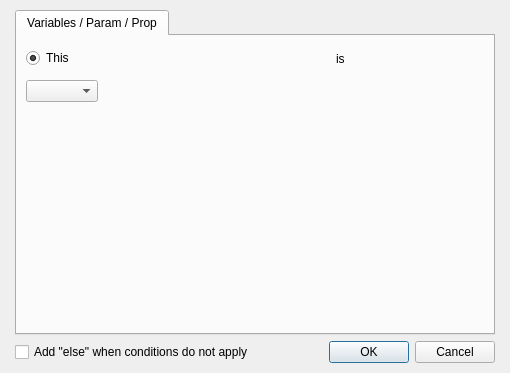
This is Editor/Dialogs/Commands/dialogcommandconditions.ui in RPG-Paper-Maker/RPG-Paper-Maker as Qt 5 draws it before an edit. The edited form follows.
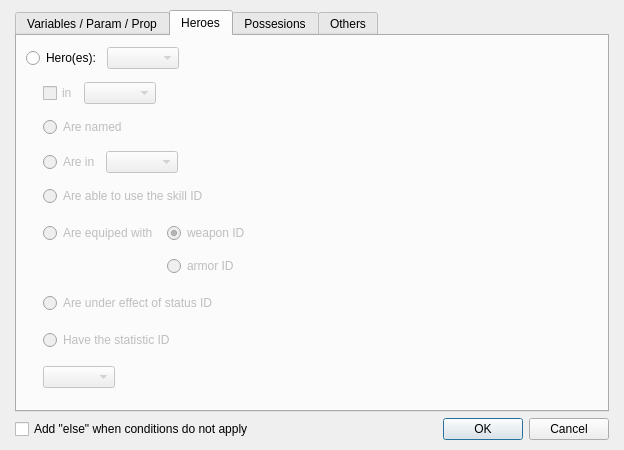
This is the edited form. The open tabs and pages were chosen to show the change. Custom widgets are drawn as their Qt base class.

Commit message: [WIP] Command conditions: heroes

```diff
--- a/Editor/Dialogs/Commands/dialogcommandconditions.ui
+++ b/Editor/Dialogs/Commands/dialogcommandconditions.ui
@@ -6,8 +6,8 @@
    <rect>
     <x>0</x>
     <y>0</y>
-    <width>510</width>
-    <height>373</height>
+    <width>624</width>
+    <height>450</height>
    </rect>
   </property>
   <property name="windowTitle">
@@ -110,7 +110,13 @@
                  </property>
                  <property name="minimumSize">
                   <size>
-                   <width>200</width>
+                   <width>250</width>
+                   <height>27</height>
+                  </size>
+                 </property>
+                 <property name="maximumSize">
+                  <size>
+                   <width>250</width>
                    <height>27</height>
                   </size>
                  </property>
@@ -150,6 +156,484 @@
          </item>
         </layout>
        </widget>
+       <widget class="QWidget" name="tab_2">
+        <attribute name="title">
+         <string>Heroes</string>
+        </attribute>
+        <layout class="QGridLayout" name="gridLayout_4">
+         <item row="0" column="0">
+          <layout class="QVBoxLayout" name="verticalLayout_5">
+           <item>
+            <layout class="QHBoxLayout" name="horizontalLayout_5">
+             <item>
+              <widget class="QRadioButton" name="radioButtonHeroes">
+               <property name="text">
+                <string>Hero(es):</string>
+               </property>
+              </widget>
+             </item>
+             <item>
+              <widget class="QComboBox" name="comboBoxHeroes">
+               <property name="enabled">
+                <bool>false</bool>
+               </property>
+              </widget>
+             </item>
+             <item>
+              <widget class="PanelPrimitiveValue" name="panelPrimitiveHeroInstanceID" native="true">
+               <property name="enabled">
+                <bool>false</bool>
+               </property>
+               <property name="minimumSize">
+                <size>
+                 <width>250</width>
+                 <height>27</height>
+                </size>
+               </property>
+               <property name="maximumSize">
+                <size>
+                 <width>250</width>
+                 <height>27</height>
+                </size>
+               </property>
+              </widget>
+             </item>
+             <item>
+              <spacer name="horizontalSpacer_3">
+               <property name="orientation">
+                <enum>Qt::Horizontal</enum>
+               </property>
+               <property name="sizeHint" stdset="0">
+                <size>
+                 <width>268</width>
+                 <height>20</height>
+                </size>
+               </property>
+              </spacer>
+             </item>
+            </layout>
+           </item>
+           <item>
+            <layout class="QHBoxLayout" name="horizontalLayout_12">
+             <item>
+              <spacer name="verticalSpacer_2">
+               <property name="orientation">
+                <enum>Qt::Vertical</enum>
+               </property>
+               <property name="sizeHint" stdset="0">
+                <size>
+                 <width>17</width>
+                 <height>308</height>
+                </size>
+               </property>
+              </spacer>
+             </item>
+             <item>
+              <layout class="QVBoxLayout" name="verticalLayout_4">
+               <item>
+                <layout class="QHBoxLayout" name="horizontalLayout_4">
+                 <item>
+                  <widget class="QCheckBox" name="checkBoxInTeam">
+                   <property name="enabled">
+                    <bool>false</bool>
+                   </property>
+                   <property name="text">
+                    <string>in</string>
+                   </property>
+                  </widget>
+                 </item>
+                 <item>
+                  <widget class="QComboBox" name="comboBoxHeroTeam">
+                   <property name="enabled">
+                    <bool>false</bool>
+                   </property>
+                  </widget>
+                 </item>
+                 <item>
+                  <spacer name="horizontalSpacer_8">
+                   <property name="orientation">
+                    <enum>Qt::Horizontal</enum>
+                   </property>
+                   <property name="sizeHint" stdset="0">
+                    <size>
+                     <width>588</width>
+                     <height>17</height>
+                    </size>
+                   </property>
+                  </spacer>
+                 </item>
+                </layout>
+               </item>
+               <item>
+                <layout class="QHBoxLayout" name="horizontalLayout_6">
+                 <item>
+                  <widget class="QRadioButton" name="radioButtonHeroesNamed">
+                   <property name="enabled">
+                    <bool>false</bool>
+                   </property>
+                   <property name="text">
+                    <string>Are named</string>
+                   </property>
+                   <property name="checked">
+                    <bool>true</bool>
+                   </property>
+                  </widget>
+                 </item>
+                 <item>
+                  <widget class="PanelPrimitiveValue" name="panelPrimitiveHeroesNamed" native="true">
+                   <property name="enabled">
+                    <bool>false</bool>
+                   </property>
+                   <property name="minimumSize">
+                    <size>
+                     <width>250</width>
+                     <height>27</height>
+                    </size>
+                   </property>
+                   <property name="maximumSize">
+                    <size>
+                     <width>250</width>
+                     <height>27</height>
+                    </size>
+                   </property>
+                  </widget>
+                 </item>
+                 <item>
+                  <spacer name="horizontalSpacer_4">
+                   <property name="orientation">
+                    <enum>Qt::Horizontal</enum>
+                   </property>
+                   <property name="sizeHint" stdset="0">
+                    <size>
+                     <width>378</width>
+                     <height>17</height>
+                    </size>
+                   </property>
+                  </spacer>
+                 </item>
+                </layout>
+               </item>
+               <item>
+                <layout class="QHBoxLayout" name="horizontalLayout_7">
+                 <item>
+                  <widget class="QRadioButton" name="radioButtonHeroesInTeam">
+                   <property name="enabled">
+                    <bool>false</bool>
+                   </property>
+                   <property name="text">
+                    <string>Are in</string>
+                   </property>
+                  </widget>
+                 </item>
+                 <item>
+                  <widget class="QComboBox" name="comboBoxHeroInTeam">
+                   <property name="enabled">
+                    <bool>false</bool>
+                   </property>
+                  </widget>
+                 </item>
+                 <item>
+                  <spacer name="horizontalSpacer_5">
+                   <property name="orientation">
+                    <enum>Qt::Horizontal</enum>
+                   </property>
+                   <property name="sizeHint" stdset="0">
+                    <size>
+                     <width>568</width>
+                     <height>17</height>
+                    </size>
+                   </property>
+                  </spacer>
+                 </item>
+                </layout>
+               </item>
+               <item>
+                <layout class="QHBoxLayout" name="horizontalLayout_8">
+                 <item>
+                  <widget class="QRadioButton" name="radioButtonHeroesSkill">
+                   <property name="enabled">
+                    <bool>false</bool>
+                   </property>
+                   <property name="text">
+                    <string>Are able to use the skill ID </string>
+                   </property>
+                  </widget>
+                 </item>
+                 <item>
+                  <widget class="PanelPrimitiveValue" name="panelPrimitiveHeroesSkillID" native="true">
+                   <property name="enabled">
+                    <bool>false</bool>
+                   </property>
+                   <property name="minimumSize">
+                    <size>
+                     <width>250</width>
+                     <height>27</height>
+                    </size>
+                   </property>
+                   <property name="maximumSize">
+                    <size>
+                     <width>250</width>
+                     <height>27</height>
+                    </size>
+                   </property>
+                  </widget>
+                 </item>
+                 <item>
+                  <spacer name="horizontalSpacer_6">
+                   <property name="orientation">
+                    <enum>Qt::Horizontal</enum>
+                   </property>
+                   <property name="sizeHint" stdset="0">
+                    <size>
+                     <width>268</width>
+                     <height>17</height>
+                    </size>
+                   </property>
+                  </spacer>
+                 </item>
+                </layout>
+               </item>
+               <item>
+                <layout class="QGridLayout" name="gridLayout_3">
+                 <item row="0" column="0">
+                  <widget class="QRadioButton" name="radioButtonHeroesEquiped">
+                   <property name="enabled">
+                    <bool>false</bool>
+                   </property>
+                   <property name="text">
+                    <string>Are equiped with </string>
+                   </property>
+                  </widget>
+                 </item>
+                 <item row="0" column="1">
+                  <widget class="QRadioButton" name="radioButtonHeroesEquipedWeapon">
+                   <property name="enabled">
+                    <bool>false</bool>
+                   </property>
+                   <property name="text">
+                    <string>weapon ID</string>
+                   </property>
+                   <property name="checked">
+                    <bool>true</bool>
+                   </property>
+                  </widget>
+                 </item>
+                 <item row="0" column="2">
+                  <widget class="PanelPrimitiveValue" name="panelPrimitiveHeroesEquipedWeaponID" native="true">
+                   <property name="enabled">
+                    <bool>false</bool>
+                   </property>
+                   <property name="minimumSize">
+                    <size>
+                     <width>250</width>
+                     <height>27</height>
+                    </size>
+                   </property>
+                   <property name="maximumSize">
+                    <size>
+                     <width>250</width>
+                     <height>27</height>
+                    </size>
+                   </property>
+                  </widget>
+                 </item>
+                 <item row="0" column="3" rowspan="2">
+                  <spacer name="horizontalSpacer_7">
+                   <property name="orientation">
+                    <enum>Qt::Horizontal</enum>
+                   </property>
+                   <property name="sizeHint" stdset="0">
+                    <size>
+                     <width>178</width>
+                     <height>48</height>
+                    </size>
+                   </property>
+                  </spacer>
+                 </item>
+                 <item row="1" column="1">
+                  <widget class="QRadioButton" name="radioButtonHeroesEquipedArmor">
+                   <property name="enabled">
+                    <bool>false</bool>
+                   </property>
+                   <property name="text">
+                    <string>armor ID</string>
+                   </property>
+                  </widget>
+                 </item>
+                 <item row="1" column="2">
+                  <widget class="PanelPrimitiveValue" name="panelPrimitiveHeroesEquipedArmorID" native="true">
+                   <property name="enabled">
+                    <bool>false</bool>
+                   </property>
+                   <property name="minimumSize">
+                    <size>
+                     <width>250</width>
+                     <height>27</height>
+                    </size>
+                   </property>
+                   <property name="maximumSize">
+                    <size>
+                     <width>250</width>
+                     <height>27</height>
+                    </size>
+                   </property>
+                  </widget>
+                 </item>
+                </layout>
+               </item>
+               <item>
+                <layout class="QHBoxLayout" name="horizontalLayout_9">
+                 <item>
+                  <widget class="QRadioButton" name="radioButtonHeroesStatus">
+                   <property name="enabled">
+                    <bool>false</bool>
+                   </property>
+                   <property name="text">
+                    <string>Are under effect of status ID</string>
+                   </property>
+                  </widget>
+                 </item>
+                 <item>
+                  <widget class="PanelPrimitiveValue" name="panelPrimitiveHeroesStatusID" native="true">
+                   <property name="enabled">
+                    <bool>false</bool>
+                   </property>
+                   <property name="minimumSize">
+                    <size>
+                     <width>250</width>
+                     <height>27</height>
+                    </size>
+                   </property>
+                   <property name="maximumSize">
+                    <size>
+                     <width>250</width>
+                     <height>27</height>
+                    </size>
+                   </property>
+                  </widget>
+                 </item>
+                 <item>
+                  <spacer name="horizontalSpacer_9">
+                   <property name="orientation">
+                    <enum>Qt::Horizontal</enum>
+                   </property>
+                   <property name="sizeHint" stdset="0">
+                    <size>
+                     <width>248</width>
+                     <height>17</height>
+                    </size>
+                   </property>
+                  </spacer>
+                 </item>
+                </layout>
+               </item>
+               <item>
+                <layout class="QHBoxLayout" name="horizontalLayout_10">
+                 <item>
+                  <widget class="QRadioButton" name="radioButtonHeroesStatistic">
+                   <property name="enabled">
+                    <bool>false</bool>
+                   </property>
+                   <property name="text">
+                    <string>Have the statistic ID </string>
+                   </property>
+                  </widget>
+                 </item>
+                 <item>
+                  <widget class="PanelPrimitiveValue" name="panelPrimitiveHeroesStatisticID" native="true">
+                   <property name="enabled">
+                    <bool>false</bool>
+                   </property>
+                   <property name="minimumSize">
+                    <size>
+                     <width>250</width>
+                     <height>27</height>
+                    </size>
+                   </property>
+                   <property name="maximumSize">
+                    <size>
+                     <width>250</width>
+                     <height>27</height>
+                    </size>
+                   </property>
+                  </widget>
+                 </item>
+                 <item>
+                  <spacer name="horizontalSpacer_10">
+                   <property name="orientation">
+                    <enum>Qt::Horizontal</enum>
+                   </property>
+                   <property name="sizeHint" stdset="0">
+                    <size>
+                     <width>88</width>
+                     <height>17</height>
+                    </size>
+                   </property>
+                  </spacer>
+                 </item>
+                </layout>
+               </item>
+               <item>
+                <layout class="QHBoxLayout" name="horizontalLayout_11">
+                 <item>
+                  <widget class="QComboBox" name="comboBoxStatisticOperation">
+                   <property name="enabled">
+                    <bool>false</bool>
+                   </property>
+                  </widget>
+                 </item>
+                 <item>
+                  <widget class="PanelPrimitiveValue" name="panelPrimitiveHeroesStatisticValue" native="true">
+                   <property name="enabled">
+                    <bool>false</bool>
+                   </property>
+                   <property name="minimumSize">
+                    <size>
+                     <width>250</width>
+                     <height>27</height>
+                    </size>
+                   </property>
+                   <property name="maximumSize">
+                    <size>
+                     <width>250</width>
+                     <height>27</height>
+                    </size>
+                   </property>
+                  </widget>
+                 </item>
+                 <item>
+                  <spacer name="horizontalSpacer_11">
+                   <property name="orientation">
+                    <enum>Qt::Horizontal</enum>
+                   </property>
+                   <property name="sizeHint" stdset="0">
+                    <size>
+                     <width>161</width>
+                     <height>17</height>
+                    </size>
+                   </property>
+                  </spacer>
+                 </item>
+                </layout>
+               </item>
+              </layout>
+             </item>
+            </layout>
+           </item>
+          </layout>
+         </item>
+        </layout>
+       </widget>
+       <widget class="QWidget" name="tab_3">
+        <attribute name="title">
+         <string>Possesions</string>
+        </attribute>
+       </widget>
+       <widget class="QWidget" name="tab_4">
+        <attribute name="title">
+         <string>Others</string>
+        </attribute>
+       </widget>
       </widget>
      </item>
      <item>
```
Left out of the diff: 2 changed lines with no effect on the pictures. The commit also changes 7 other files.
